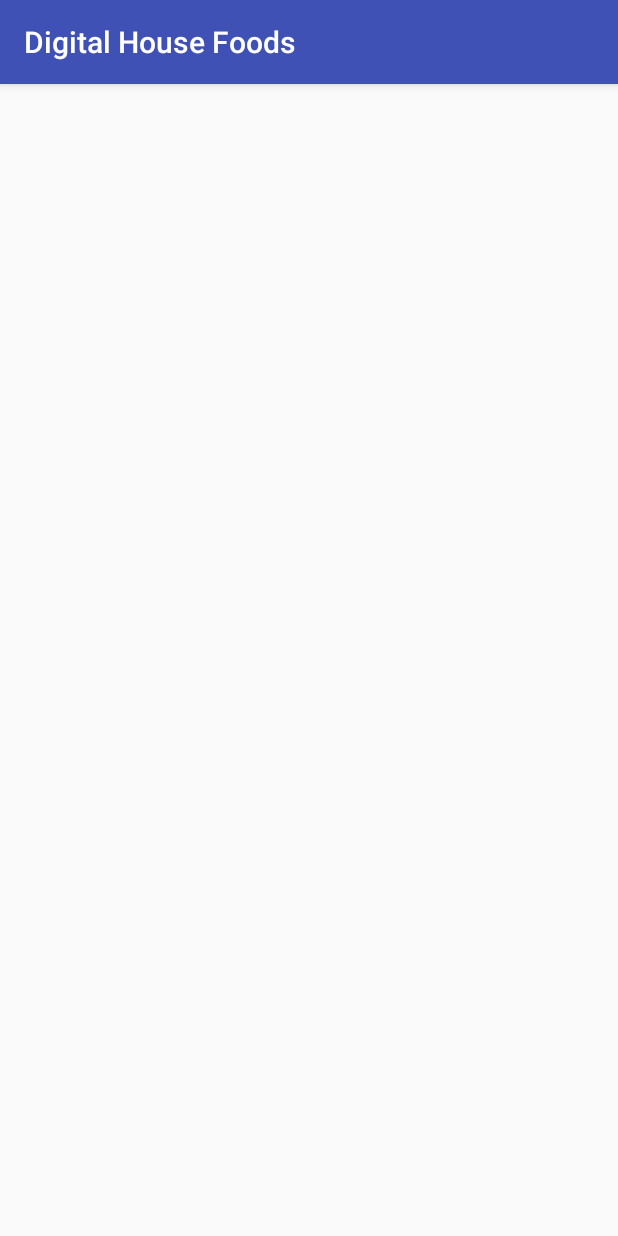
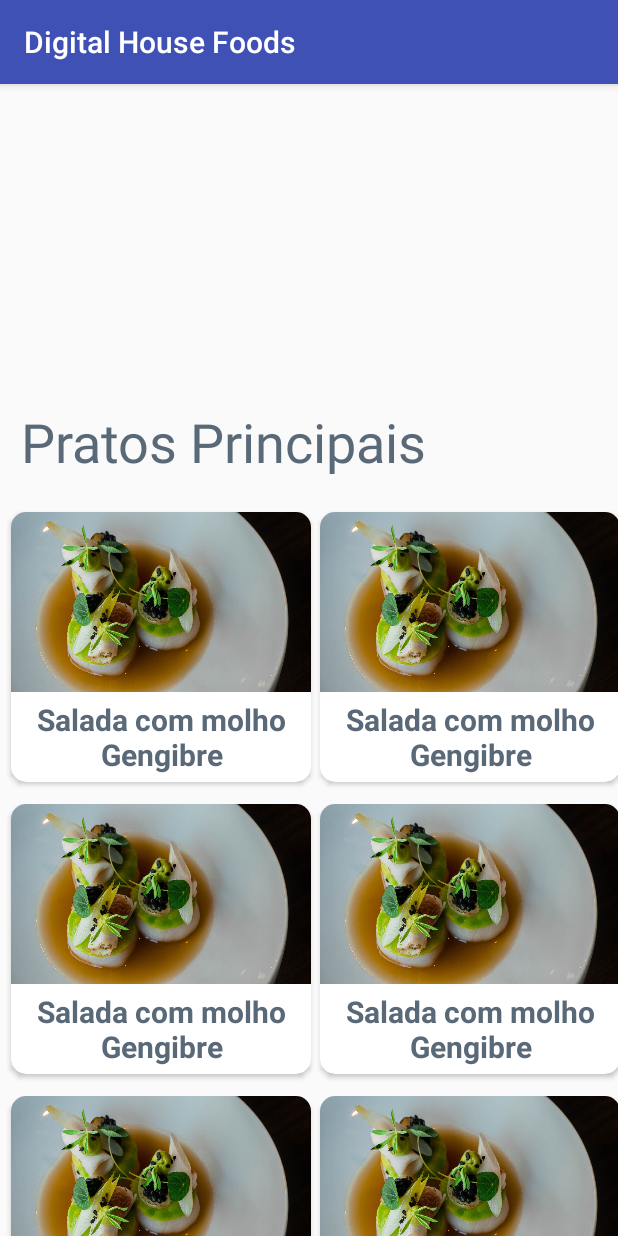
Before and after one commit to CamilaPelegrina/desafioAndroidCore, an Android app: the FragmentHome screen opened directly, with no data from a screen before it, after a tap on "Tony Roma's", on a phone screen of 412 x 824 dp. Run offline under Robolectric (Android 15) with nearby library versions, the phone set to English and light mode, and no system bars.

Commit message:
Restaurant details recycler implemented

```diff
--- /dev/null
+++ b/app/src/main/java/com/example/digitalhousefoods/ui/DetailsAdapter.kt
@@ -0,0 +1,40 @@
+package com.example.digitalhousefoods.ui
+
+import android.view.LayoutInflater
+import android.view.View
+import android.view.ViewGroup
+import android.widget.ImageView
+import android.widget.TextView
+import androidx.recyclerview.widget.RecyclerView
+import com.example.digitalhousefoods.R
+import com.example.digitalhousefoods.ui.model.Receitas
+
+class DetailsAdapter(private val listReceitas: MutableList<Receitas>) :
+    RecyclerView.Adapter<DetailsAdapter.DetailViewHolder>() {
+    override fun onCreateViewHolder(parent: ViewGroup, viewType: Int): DetailViewHolder {
+        val view = LayoutInflater.from(parent.context).inflate(R.layout.recycler_receita, parent, false)
+        return DetailViewHolder(view)
+    }
+
+    override fun onBindViewHolder(holder: DetailViewHolder, position: Int) {
+        holder.imagemView.setImageResource(listReceitas[position].imagem)
+        holder.txtNome.setText(listReceitas[position].nome)
+
+        holder.itemView.setOnClickListener {
+            MainActivity.fm.beginTransaction()
+                .replace(R.id.fragmentContainer, FragmentReceita(), null)
+                .addToBackStack(null).commit()
+        }
+    }
+
+    override fun getItemCount(): Int {
+        return listReceitas.size
+    }
+
+    class DetailViewHolder(itemView: View) : RecyclerView.ViewHolder(itemView) {
+        var imagemView: ImageView = itemView.findViewById(R.id.imgRecyclerReceitaImage)
+        var txtNome: TextView = itemView.findViewById(R.id.txt2RecyclerRestaurantName)
+    }
+
+
+}
--- a/app/src/main/java/com/example/digitalhousefoods/ui/FragmentDetails.kt
+++ b/app/src/main/java/com/example/digitalhousefoods/ui/FragmentDetails.kt
@@ -5,14 +5,46 @@ import android.view.LayoutInflater
 import android.view.View
 import android.view.ViewGroup
 import androidx.fragment.app.Fragment
+import androidx.recyclerview.widget.GridLayoutManager
+import androidx.recyclerview.widget.RecyclerView
 import com.example.digitalhousefoods.R
+import com.example.digitalhousefoods.ui.model.Receitas
 
-class FragmentCSecondary : Fragment() {
+class FragmentDetails : Fragment(){
+
+    private var listReceitas = mutableListOf<Receitas>()
+
 
     override fun onCreateView(
-        inflater: LayoutInflater, container: ViewGroup?,
+        inflater: LayoutInflater,
+        container: ViewGroup?,
         savedInstanceState: Bundle?
     ): View? {
-        return inflater.inflate(R.layout.fragment_details, container, false)
+        return inflater.inflate(R.layout.recycler_details, container, false)
+
+    }
+
+    override fun onViewCreated(view: View, savedInstanceState: Bundle?) {
+        super.onViewCreated(view, savedInstanceState)
+
+        populateList()
+
+        val recyclerView2 = view.findViewById<RecyclerView>(R.id.recyclerHome)
+
+        recyclerView2.adapter = DetailsAdapter(listReceitas)
+        recyclerView2.apply {
+            layoutManager = GridLayoutManager(context, 2)
+        }
+
+    }
+
+    private fun populateList() {
+        listReceitas.clear()
+        listReceitas.add( Receitas(R.drawable.image4, R.string.receita, R.string.descricao))
+        listReceitas.add( Receitas(R.drawable.image4, R.string.receita, R.string.descricao))
+        listReceitas.add( Receitas(R.drawable.image4, R.string.receita, R.string.descricao))
+        listReceitas.add( Receitas(R.drawable.image4, R.string.receita, R.string.descricao))
+        listReceitas.add( Receitas(R.drawable.image4, R.string.receita, R.string.descricao))
+        listReceitas.add( Receitas(R.drawable.image4, R.string.receita, R.string.descricao))
     }
 }
--- /dev/null
+++ b/app/src/main/java/com/example/digitalhousefoods/ui/FragmentReceita.kt
@@ -0,0 +1,15 @@
+package com.example.digitalhousefoods.ui
+
+import android.os.Bundle
+import android.view.LayoutInflater
+import android.view.View
+import android.view.ViewGroup
+import androidx.fragment.app.Fragment
+import com.example.digitalhousefoods.R
+
+class FragmentReceita : Fragment() {
+    override fun onCreateView(inflater: LayoutInflater, container: ViewGroup?, savedInstanceState: Bundle?): View? {
+        return inflater.inflate(R.layout.fragment_receita, container, false)
+    }
+
+}
--- a/app/src/main/java/com/example/digitalhousefoods/ui/MainActivity.kt
+++ b/app/src/main/java/com/example/digitalhousefoods/ui/MainActivity.kt
@@ -11,11 +11,13 @@ class MainActivity : AppCompatActivity() {
         lateinit var fm : FragmentManager
     }
 
+
     override fun onCreate(savedInstanceState: Bundle?) {
         super.onCreate(savedInstanceState)
         setContentView(R.layout.activity_main)
 
         fm = supportFragmentManager
         fm.beginTransaction().add(R.id.fragmentContainer, FragmentHome(), null).commit()
+
     }
 }
--- a/app/src/main/java/com/example/digitalhousefoods/ui/RestaurantAdapter.kt
+++ b/app/src/main/java/com/example/digitalhousefoods/ui/RestaurantAdapter.kt
@@ -9,7 +9,7 @@ import androidx.recyclerview.widget.RecyclerView
 import com.example.digitalhousefoods.R
 import com.example.digitalhousefoods.ui.model.Restaurant
 
-class RestaurantAdapter(private val listRestaurant: List<Restaurant>) :
+class RestaurantAdapter(private val listRestaurant: MutableList<Restaurant>) :
     RecyclerView.Adapter<RestaurantAdapter.RestaurantViewHolder>() {
     override fun onCreateViewHolder(parent: ViewGroup, viewType: Int): RestaurantViewHolder {
         val view = LayoutInflater.from(parent.context).inflate(R.layout.recycler_restaurant, parent, false)
@@ -23,7 +23,7 @@ class RestaurantAdapter(private val listRestaurant: List<Restaurant>) :
         holder.txtHorarios.setText(listRestaurant[position].horario)
 
         holder.itemView.setOnClickListener {
-            MainActivity.fm.beginTransaction().replace(R.id.fragmentContainer, FragmentCSecondary(), null)
+            MainActivity.fm.beginTransaction().replace(R.id.fragmentContainer, FragmentDetails(), null)
                 .addToBackStack(null).commit()
         }
     }
--- /dev/null
+++ b/app/src/main/java/com/example/digitalhousefoods/ui/model/Receitas.kt
@@ -0,0 +1,7 @@
+package com.example.digitalhousefoods.ui.model
+
+data class Receitas (
+    var imagem: Int,
+    val nome: Int,
+    val descricao: Int,
+)
--- a/app/src/main/res/layout/fragment_details.xml
+++ /dev/null
@@ -1,6 +0,0 @@
-<?xml version="1.0" encoding="utf-8"?>
-<androidx.constraintlayout.widget.ConstraintLayout
-    xmlns:android="http://schemas.android.com/apk/res/android" android:layout_width="match_parent"
-    android:layout_height="match_parent">
-
-</androidx.constraintlayout.widget.ConstraintLayout>
--- a/app/src/main/res/layout/fragment_home.xml
+++ b/app/src/main/res/layout/fragment_home.xml
@@ -5,7 +5,7 @@
     android:layout_height="match_parent"
     android:orientation="vertical"
     tools:context="ui.FragmentHome"
-    android:backgroundTint="@color/background_recycler">
+    android:background="@color/background_recycler">
 
     <androidx.recyclerview.widget.RecyclerView
         android:id="@+id/recyclerHome"
--- /dev/null
+++ b/app/src/main/res/layout/fragment_receita.xml
@@ -0,0 +1,6 @@
+<?xml version="1.0" encoding="utf-8"?>
+<LinearLayout xmlns:android="http://schemas.android.com/apk/res/android"
+    android:orientation="vertical" android:layout_width="match_parent"
+    android:layout_height="match_parent">
+
+</LinearLayout>
--- /dev/null
+++ b/app/src/main/res/layout/recycler_details.xml
@@ -0,0 +1,49 @@
+<?xml version="1.0" encoding="utf-8"?>
+
+<LinearLayout xmlns:android="http://schemas.android.com/apk/res/android"
+    xmlns:app="http://schemas.android.com/apk/res-auto"
+    xmlns:tools="http://schemas.android.com/tools"
+    android:layout_width="match_parent"
+    android:layout_height="match_parent"
+    android:orientation="vertical"
+    tools:context="ui.FragmentHome">
+
+    <TextView
+        android:id="@+id/txtHeader"
+        android:layout_width="match_parent"
+        android:layout_height="200dp"
+        android:padding="14dp"
+        android:textColor="#FFFFFF"
+        android:textSize="36sp"
+        android:gravity="bottom"
+        tools:text="Nome Restaurante"
+        tools:background="@drawable/image1" />
+
+    <androidx.core.widget.NestedScrollView
+        android:orientation="vertical"
+        android:layout_width="match_parent"
+        android:layout_height="match_parent">
+
+        <LinearLayout
+            android:layout_width="match_parent"
+            android:layout_height="match_parent"
+            android:orientation="vertical">
+
+            <TextView
+                android:layout_width="match_parent"
+                android:layout_height="wrap_content"
+                android:padding="14dp"
+                android:text="@string/pratos_principais"
+                android:textColor="#5A6978"
+                android:textSize="36sp" />
+
+            <androidx.recyclerview.widget.RecyclerView
+                android:id="@+id/recyclerHome"
+                android:layout_width="match_parent"
+                android:layout_height="match_parent"
+                android:layout_marginTop="1dp"
+                app:layoutManager="androidx.recyclerview.widget.GridLayoutManager"
+                app:spanCount="2" />
+        </LinearLayout>
+    </androidx.core.widget.NestedScrollView>
+</LinearLayout>
--- /dev/null
+++ b/app/src/main/res/layout/recycler_receita.xml
@@ -0,0 +1,36 @@
+<?xml version="1.0" encoding="utf-8"?>
+<androidx.cardview.widget.CardView xmlns:android="http://schemas.android.com/apk/res/android"
+    xmlns:app="http://schemas.android.com/apk/res-auto"
+    xmlns:tools="http://schemas.android.com/tools"
+    android:layout_width="200dp"
+    android:layout_height="180dp"
+    android:layout_margin="7dp"
+    app:cardCornerRadius="10dp"
+    android:elevation="10dp">
+
+    <LinearLayout
+        android:layout_width="match_parent"
+        android:layout_height="wrap_content"
+        android:orientation="vertical">
+
+        <ImageView
+            android:id="@+id/imgRecyclerReceitaImage"
+            android:layout_width="match_parent"
+            android:layout_height="120dp"
+            android:scaleType="fitXY"
+            android:contentDescription="@string/imagem_restaurante"
+            tools:src="@drawable/image1"/>
+
+        <TextView
+            android:id="@+id/txt2RecyclerRestaurantName"
+            android:layout_width="200dp"
+            android:layout_height="60dp"
+            android:backgroundTint="#FFFFFF"
+            android:gravity="center"
+            android:textColor="#5A6978"
+            android:textSize="20sp"
+            android:textStyle="bold"
+            tools:text="Nome Receita" />
+
+    </LinearLayout>
+</androidx.cardview.widget.CardView>
--- a/app/src/main/res/layout/recycler_restaurant.xml
+++ b/app/src/main/res/layout/recycler_restaurant.xml
@@ -9,6 +9,7 @@
     android:elevation="10dp">
 
     <LinearLayout
+        android:id="@+id/Card"
         android:layout_width="match_parent"
         android:layout_height="wrap_content"
         android:orientation="vertical">
@@ -16,8 +17,9 @@
         <ImageView
             android:id="@+id/imgRecyclerImage"
             android:layout_width="match_parent"
-            android:layout_height="200dp"
-            android:scaleType="fitXY" />
+            android:layout_height="180dp"
+            android:scaleType="fitXY"
+            android:contentDescription="@string/imagem_restaurante" />
 
         <LinearLayout
             android:layout_width="match_parent"
--- a/app/src/main/res/values/colors.xml
+++ b/app/src/main/res/values/colors.xml
@@ -6,5 +6,5 @@
     <color name="colorButtons">#FF5252</color>
     <color name="colorDetailText">#FF47525E</color>
     <color name="colorLoginDetail">#C0CCDA</color>
-    <color name="background_recycler">#d6d7d7</color>
+    <color name="background_recycler">#DDDDDD</color>
 </resources>
--- a/app/src/main/res/values/strings.xml
+++ b/app/src/main/res/values/strings.xml
@@ -29,5 +29,9 @@
     <string name="horario2">"Fecha às 00:00"</string>
     <string name="horario3">"Fecha às 00:00"</string>
     <string name="horario4">"Fecha às 01:00"</string>
+    <string name="imagem_restaurante">Imagem Restaurante</string>
+    <string name="pratos_principais">Pratos Principais</string>
+    <string name="descricao">Sed ut perspiciatis, unde omnis iste natus error sit voluptatem accusant doloremque laudantium, totam rem aperiam eaque ipsa, quae ab illo inventore veritatis.</string>
+    <string name="receita">Salada com molho Gengibre</string>
 
 </resources>
```
